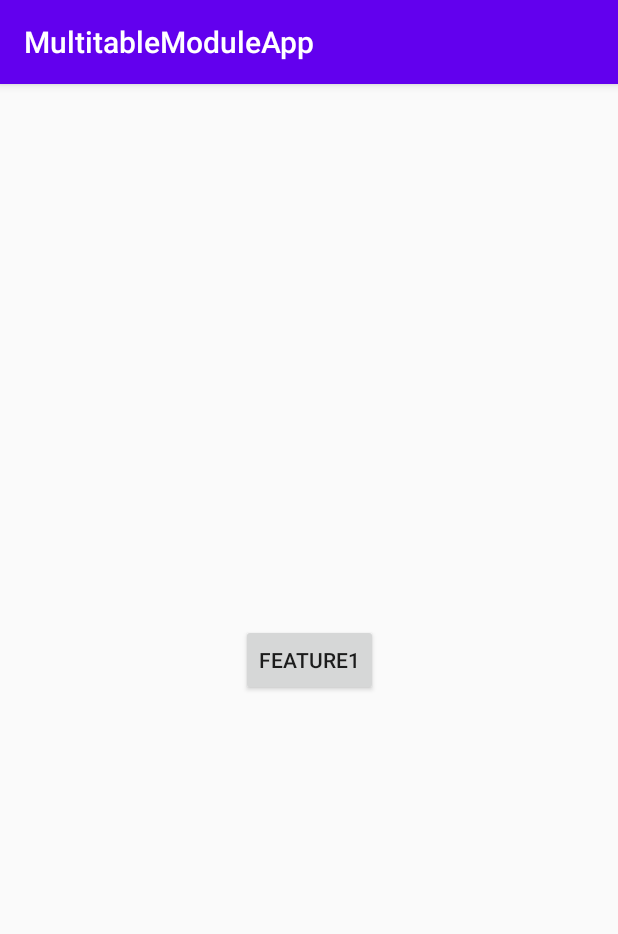
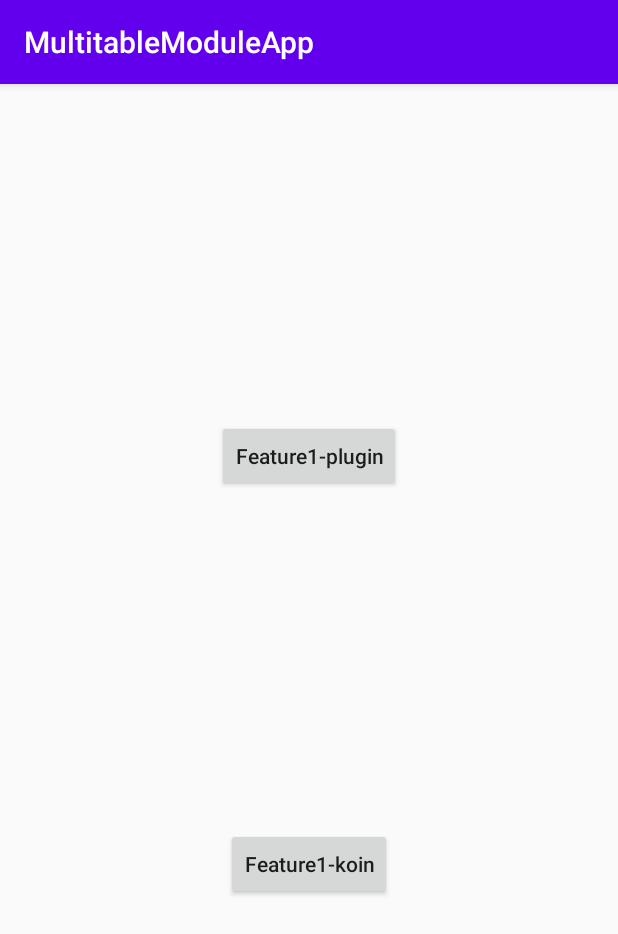
Before and after one commit to Flywith24/MultitableModuleApp, an Android app: the Feature1Activity screen opened directly, with no data from a screen before it, on a phone screen of 412 x 824 dp. Shown: the top 934 px of the screen. Run offline under Robolectric (Android 15) with nearby library versions, the phone set to English and light mode, and no system bars; libraries missing offline, so code that uses them is left out: com.gaelmarhic.quadrant.

Commit message:
使用koin实现组件间跳转

```diff
--- a/app/build.gradle
+++ b/app/build.gradle
@@ -36,4 +36,6 @@ dependencies {
     androidTestImplementation 'androidx.test.espresso:espresso-core:3.2.0'
     implementation(project(":feature1"))
     implementation(project(":feature2"))
+    implementation(project(":lib"))
+
 }
--- a/app/src/main/AndroidManifest.xml
+++ b/app/src/main/AndroidManifest.xml
@@ -3,6 +3,7 @@
     package="com.flywith24.multitablemoduleapp">
 
     <application
+        android:name=".MyApplication"
         android:allowBackup="true"
         android:icon="@mipmap/ic_launcher"
         android:label="@string/app_name"
--- a/app/src/main/java/com/flywith24/multitablemoduleapp/MainActivity.kt
+++ b/app/src/main/java/com/flywith24/multitablemoduleapp/MainActivity.kt
@@ -3,8 +3,10 @@ package com.flywith24.multitablemoduleapp
 import android.content.Intent
 import androidx.appcompat.app.AppCompatActivity
 import android.os.Bundle
+import android.util.Log
 import android.view.View
 import com.flywith24.feature1.Feature1Activity
+import com.flywith24.feature2.Feature2Activity
 
 class MainActivity : AppCompatActivity(R.layout.activity_main) {
 
--- a/app/src/main/res/layout/activity_main.xml
+++ b/app/src/main/res/layout/activity_main.xml
@@ -9,8 +9,9 @@
     <Button
         android:layout_width="wrap_content"
         android:layout_height="wrap_content"
-        android:text="Hello World!"
         android:onClick="click"
+        android:text="@string/jump_to_feature1"
+        android:textAllCaps="false"
         app:layout_constraintBottom_toBottomOf="parent"
         app:layout_constraintLeft_toLeftOf="parent"
         app:layout_constraintRight_toRightOf="parent"
--- a/app/src/main/res/values/strings.xml
+++ b/app/src/main/res/values/strings.xml
@@ -1,3 +1,4 @@
 <resources>
     <string name="app_name">MultitableModuleApp</string>
+    <string name="jump_to_feature1">jump to Feature1</string>
 </resources>
--- a/feature1/src/main/res/layout/activity_feature1.xml
+++ b/feature1/src/main/res/layout/activity_feature1.xml
@@ -7,12 +7,27 @@
     tools:context=".Feature1Activity">
 
     <Button
+        android:id="@+id/plugin"
         android:layout_width="wrap_content"
         android:layout_height="wrap_content"
-        android:onClick="click"
-        android:text="Feature1"
+        android:onClick="pluginClick"
+        android:text="@string/feature1_plugin"
+        android:textAllCaps="false"
+        app:layout_constraintBottom_toTopOf="@id/okin"
+        app:layout_constraintLeft_toLeftOf="parent"
+        app:layout_constraintRight_toRightOf="parent"
+        app:layout_constraintTop_toTopOf="parent" />
+
+    <Button
+        android:id="@+id/okin"
+        android:layout_width="wrap_content"
+        android:layout_height="wrap_content"
+        android:onClick="koinClick"
+        android:text="@string/feature1_koin"
+        android:textAllCaps="false"
         app:layout_constraintBottom_toBottomOf="parent"
         app:layout_constraintLeft_toLeftOf="parent"
         app:layout_constraintRight_toRightOf="parent"
-        app:layout_constraintTop_toTopOf="parent" />
+        app:layout_constraintTop_toBottomOf="@id/plugin" />
+
 </androidx.constraintlayout.widget.ConstraintLayout>
--- a/feature1/src/main/res/values/strings.xml
+++ b/feature1/src/main/res/values/strings.xml
@@ -1 +1,4 @@
-<resources></resources>
+<resources>
+    <string name="feature1_plugin">Feature1-plugin</string>
+    <string name="feature1_koin">Feature1-koin</string>
+</resources>
--- a/feature2/src/main/res/layout/activity_feature2.xml
+++ b/feature2/src/main/res/layout/activity_feature2.xml
@@ -11,7 +11,7 @@
         android:layout_width="wrap_content"
         android:layout_height="wrap_content"
         android:onClick="click"
-        android:text="Feature2"
+        android:text="@string/feature2"
         android:textAllCaps="false"
         app:layout_constraintBottom_toBottomOf="parent"
         app:layout_constraintEnd_toEndOf="parent"
--- a/feature2/src/main/res/values/strings.xml
+++ b/feature2/src/main/res/values/strings.xml
@@ -1 +1,3 @@
-<resources></resources>
+<resources>
+    <string name="feature2">Feature2</string>
+</resources>
--- a/lib/build.gradle
+++ b/lib/build.gradle
@@ -34,4 +34,9 @@ dependencies {
     testImplementation 'junit:junit:4.12'
     androidTestImplementation 'androidx.test.ext:junit:1.1.1'
     androidTestImplementation 'androidx.test.espresso:espresso-core:3.2.0'
+
+    def koin_version = "2.1.5"
+    api "org.koin:koin-android:$koin_version"
+    api "org.koin:koin-androidx-scope:$koin_version"
+
 }
```
Also changed, not shown: app/src/main/java/com/flywith24/multitablemoduleapp/MyApplication.kt (added, +34 -0 lines), feature1/src/main/java/com/flywith24/feature1/Feature1Activity.kt (+11 -3 lines).
